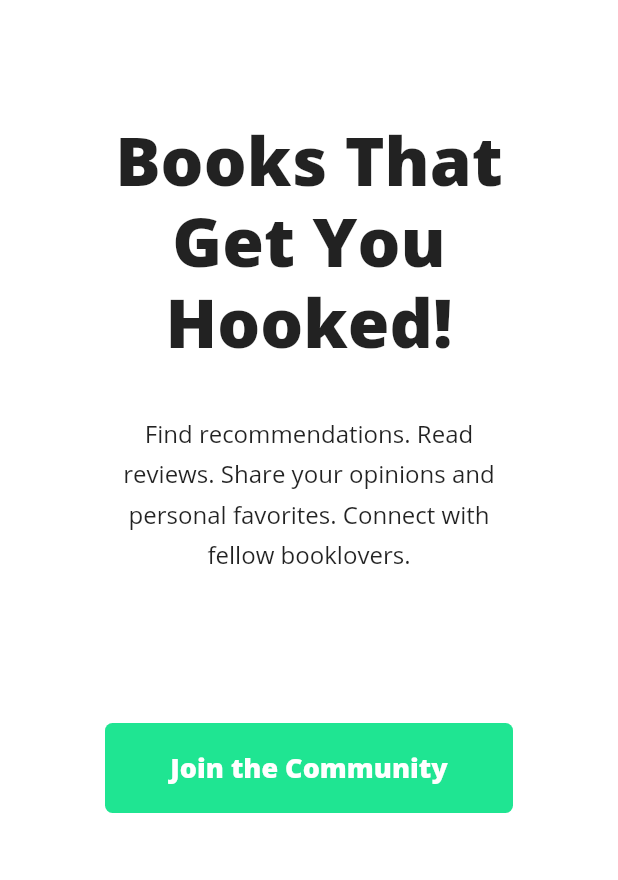
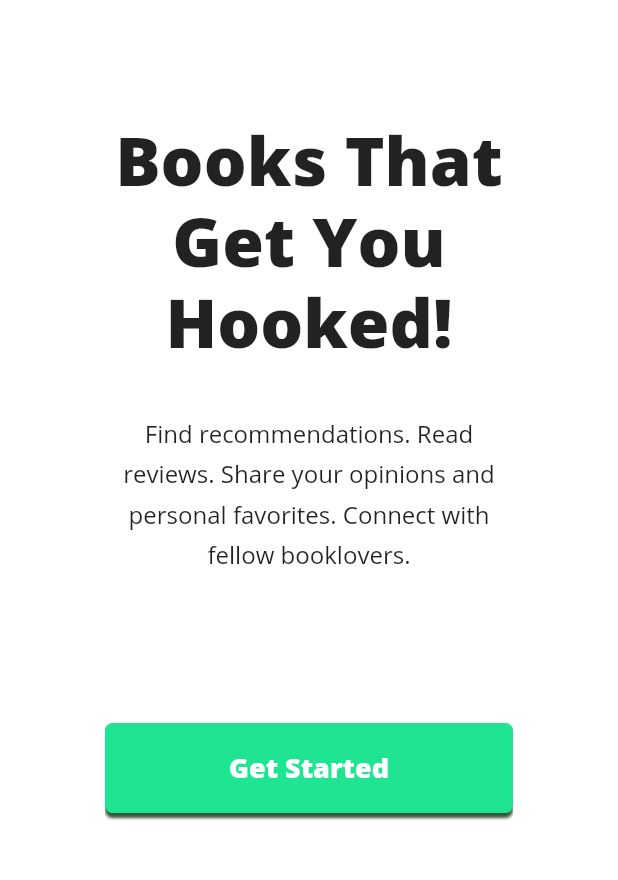
Before and after one commit to INanoG/CPEPE362-H2-, a Flutter app: the screen it shows after launch, on a phone screen of 412 x 824 dp, the part 210-1090 px from its top. Run offline on Flutter 3.47's test engine with Material 2 defaults, Android fonts, the phone set to English and light mode, and no system bars; our stand-ins replace get_it, responsive_builder.

Commit message:
Added boxshadow for get started button

```diff
--- a/bookedwebapp/booked_webapp_v1/lib/views/home/home_content_desktop.dart
+++ b/bookedwebapp/booked_webapp_v1/lib/views/home/home_content_desktop.dart
@@ -12,7 +12,7 @@ class HomeContentDesktop extends StatelessWidget {
         Course_Details(),
         Expanded(
           child: Center(
-            child: Call_to_Action('Join the Community'),
+            child: Call_to_Action('Get Started'),
           ),
         ),
       ],
--- a/bookedwebapp/booked_webapp_v1/lib/views/home/home_content_mobile.dart
+++ b/bookedwebapp/booked_webapp_v1/lib/views/home/home_content_mobile.dart
@@ -15,7 +15,7 @@ class HomeContentMobile extends StatelessWidget {
         SizedBox(
           height: 100,
         ),
-        Call_to_Action('Join the Community'),
+        Call_to_Action('Get Started'),
       ],
     );
   }
--- a/bookedwebapp/booked_webapp_v1/lib/widgets/call_to_action/call_to_action_mobile.dart
+++ b/bookedwebapp/booked_webapp_v1/lib/widgets/call_to_action/call_to_action_mobile.dart
@@ -18,6 +18,13 @@ class CallToActionMobile extends StatelessWidget {
       decoration: BoxDecoration(
         color: primaryColor,
         borderRadius: BorderRadius.circular(5),
+        boxShadow: const [
+          BoxShadow(
+            color: Color.fromARGB(255, 55, 83, 56),
+            blurRadius: 1,
+            offset: Offset(0, 3),
+          ),
+        ],
       ),
     );
   }
```
Also changed, not shown: bookedwebapp/booked_webapp_v1/lib/widgets/call_to_action/call_to_action_desktop.dart (+7 -0 lines).
